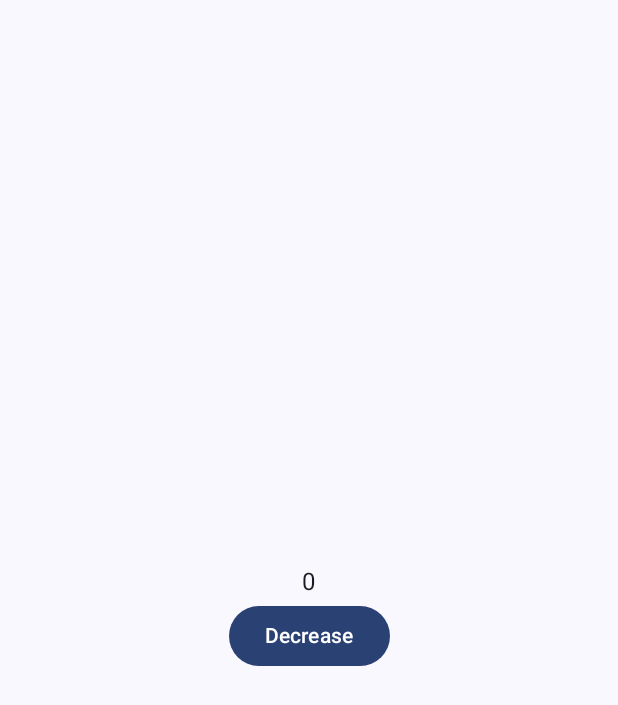
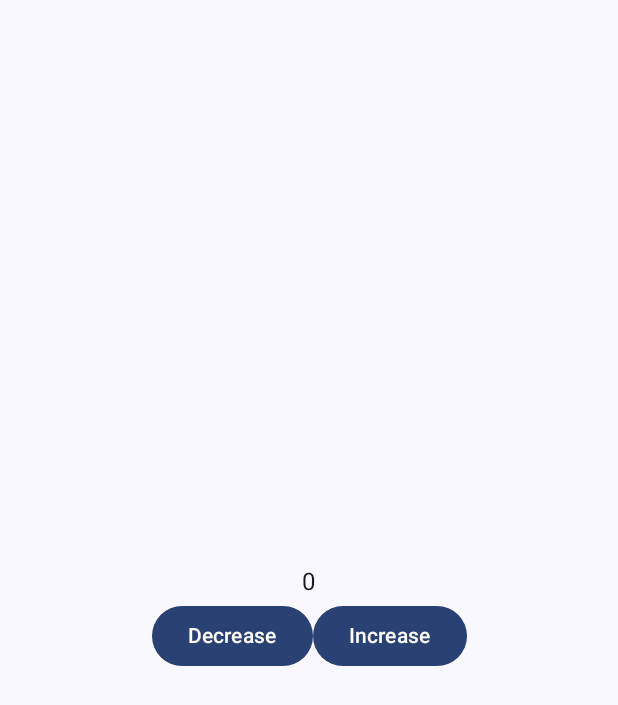
Before and after one commit to Lotsoo/counter-app, an Android app built with Jetpack Compose: the screen it shows after launch (MainActivity), on a phone screen of 412 x 824 dp. Shown: the top 705 px of the screen. Run offline under Robolectric (Android 15) with nearby library versions, the phone set to English and light mode, and no system bars.

Commit message:
feat(increase_button): Make the function on the increase button

```diff
--- a/app/src/main/java/com/example/counterapp/MainActivity.kt
+++ b/app/src/main/java/com/example/counterapp/MainActivity.kt
@@ -50,6 +50,7 @@ fun CounterApp(modifier: Modifier = Modifier) {
         Text(text = counter.toString())
         Row {
             ButtonCounter(type = { counter-- }, nameOfButton = "Decrease")
+            ButtonCounter(type = { counter++ }, nameOfButton = "Increase")
         }
     }
 }
```
